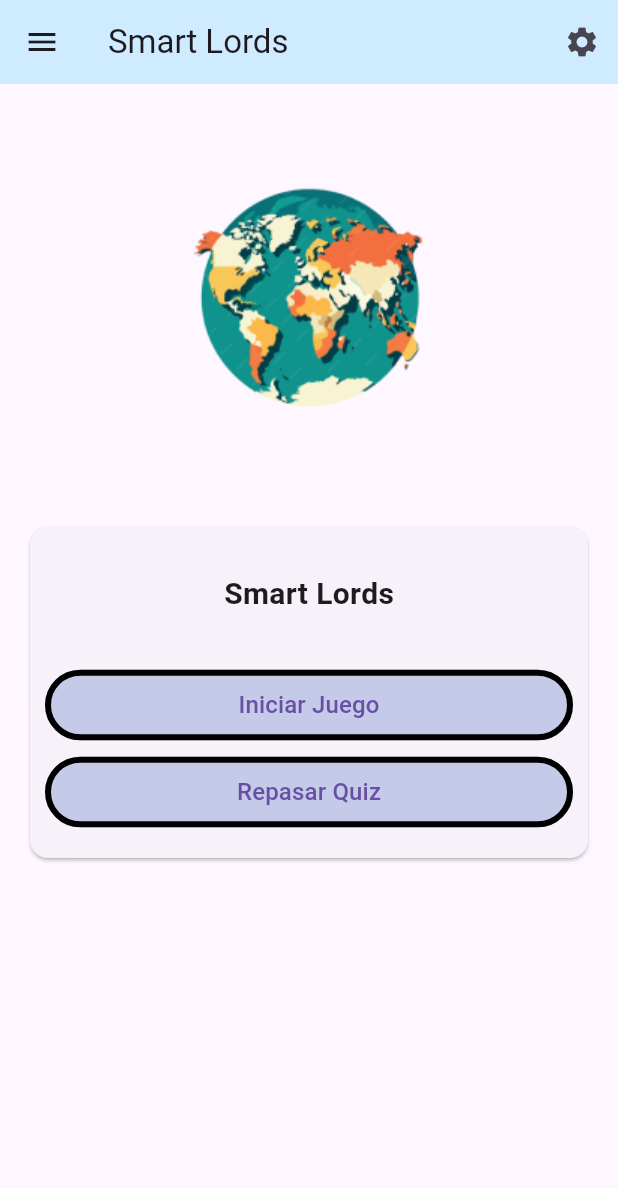
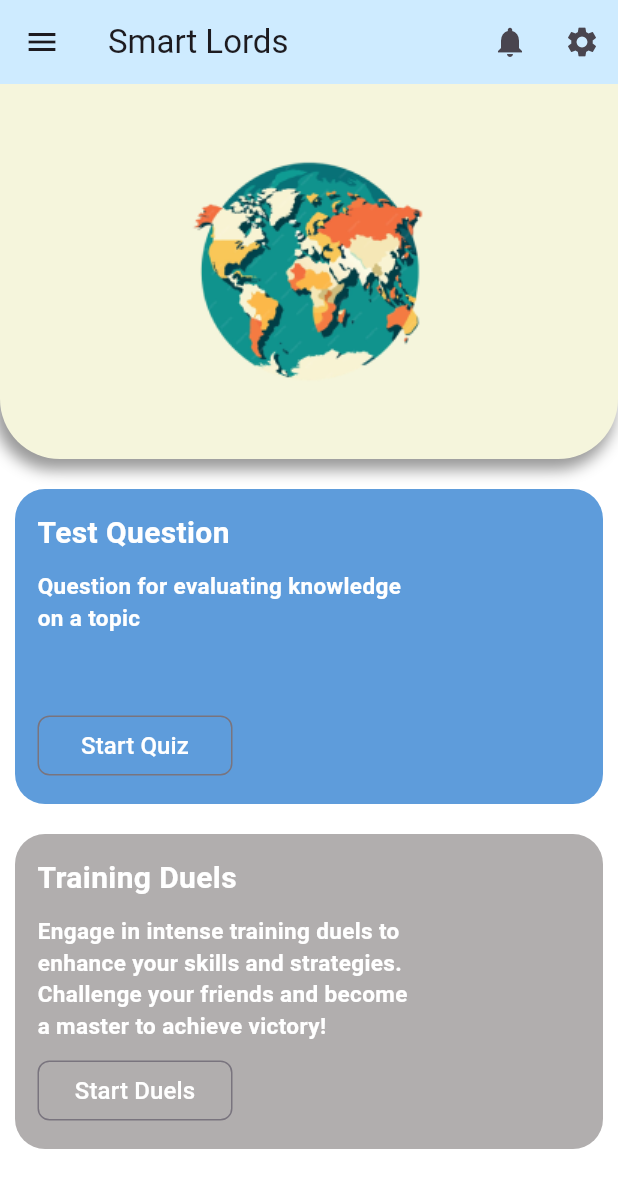
Before and after one commit to josejesus3/smart_lords, a Flutter app: the HomePage screen opened by its route, on a phone screen of 412 x 824 dp. Shown: the top 1188 px of the screen. Run offline on Flutter 3.47's test engine with Material 3 defaults, Android fonts, the light colour scheme and no system bars; our stand-ins replace animate_do.

Commit message:
menu home

```diff
--- a/lib/presentacion/screen/home_pages.dart
+++ b/lib/presentacion/screen/home_pages.dart
@@ -1,5 +1,3 @@
-import 'package:flutter/material.dart';
-
 import 'package:flutter/material.dart';
 
 class HomePage extends StatelessWidget {
@@ -7,11 +5,18 @@ class HomePage extends StatelessWidget {
 
   @override
   Widget build(BuildContext context) {
+    final size = MediaQuery.of(context).size;
+
     return Scaffold(
+      backgroundColor: Colors.white,
       appBar: AppBar(
         title: const Text('Smart Lords'),
         backgroundColor: const Color(0xFFCEEBFF),
         actions: [
+          IconButton(
+            onPressed: () {},
+            icon: const Icon(Icons.notifications),
+          ),
           IconButton(
             icon: const Icon(Icons.settings),
             onPressed: () {
@@ -24,72 +29,147 @@ class HomePage extends StatelessWidget {
         child: ListView(
           padding: EdgeInsets.zero,
           children: [
-            const DrawerHeader(
-              decoration: BoxDecoration(
-                color: const Color(0xFF80CBC4),
-              ),
-              child: Text(
-                'Menú Principal',
-                style: TextStyle(
-                  color: Colors.white,
-                  fontSize: 24,
+            SizedBox(
+              height: 280,
+              child: DrawerHeader(
+                decoration: const BoxDecoration(color: Color(0xFF80CBC4)),
+                child: Column(
+                  children: [
+                    const CircleAvatar(radius: 40),
+                    const SizedBox(height: 10),
+                    const Text('Nombre de Usuario'),
+                    const Text('Estado (Región)'),
+                    const SizedBox(height: 20),
+                    Row(
+                      mainAxisAlignment: MainAxisAlignment.center,
+                      children: List.generate(
+                        5,
+                        (index) => const Icon(Icons.flash_on,
+                            color: Colors.yellow, size: 30),
+                      ),
+                    ),
+                  ],
                 ),
               ),
             ),
-            ListTile(
-              leading: const Icon(Icons.person),
-              title: const Text('Perfil'),
-              onTap: () {
-                Navigator.pushNamed(context, '/profile-page');
-              },
-            ),
-            ListTile(
-              leading: const Icon(Icons.notifications),
-              title: const Text('Notificaciones'),
-              onTap: () {
-                Navigator.pushNamed(context, '/notifications-page');
-              },
-            ),
-            ListTile(
-              leading: const Icon(Icons.settings),
-              title: const Text('Configuración'),
-              onTap: () {
-                Navigator.pushNamed(context, '/settings-page');
-              },
-            ),
+            ..._buildDrawerItems(context),
           ],
         ),
       ),
-      body: Center(
+      body: Column(
+        children: [
+          _buildHeaderImage(size),
+          _buildQuizButton(
+              context,
+              size,
+              'Start Quiz',
+              'Test Question',
+              'Question for evaluating knowledge on a topic',
+              const Color.fromARGB(181, 28, 116, 204)),
+          _buildQuizButton(
+              context,
+              size,
+              'Start Duels',
+              'Training Duels',
+              'Engage in intense training duels to enhance your skills and strategies. Challenge your friends and become a master to achieve victory!',
+              const Color.fromARGB(255, 177, 174, 174)),
+        ],
+      ),
+    );
+  }
+
+  List<Widget> _buildDrawerItems(BuildContext context) {
+    return [
+      _buildDrawerItem(context, Icons.person, 'Editar Perfil', '/profile-page'),
+      _buildDrawerItem(
+          context, Icons.settings, 'Configuración', '/settings-page'),
+      _buildDrawerItem(context, Icons.chat, 'Chat', '/chat-page'),
+    ];
+  }
+
+  Widget _buildDrawerItem(
+      BuildContext context, IconData icon, String title, String route) {
+    return ListTile(
+      leading: Icon(icon),
+      title: Text(title),
+      onTap: () => Navigator.pushNamed(context, route),
+    );
+  }
+
+  Widget _buildHeaderImage(Size size) {
+    return Container(
+      width: size.width,
+      height: 250,
+      margin: const EdgeInsets.only(bottom: 10),
+      decoration: BoxDecoration(
+        color: const Color(0xFFF5F5DC),
+        borderRadius: const BorderRadius.only(
+            bottomLeft: Radius.circular(40), bottomRight: Radius.circular(40)),
+        boxShadow: [
+          BoxShadow(
+              color: Colors.black.withOpacity(0.4),
+              offset: const Offset(-3, 6),
+              blurRadius: 8,
+              spreadRadius: 1),
+        ],
+      ),
+      child: Image.asset('assets/mundo.png'),
+    );
+  }
+
+  Widget _buildQuizButton(BuildContext context, Size size, String label,
+      String title, String description, Color color) {
+    return Container(
+      width: size.width,
+      height: 210,
+      margin: const EdgeInsets.symmetric(horizontal: 10, vertical: 10),
+      decoration:
+          BoxDecoration(color: color, borderRadius: BorderRadius.circular(20)),
+      child: _buildOutlinedButton(
+          context, label, title, description, '/quiz-page'),
+    );
+  }
+
+  Widget _buildOutlinedButton(BuildContext context, String label, String title,
+      String description, String route) {
+    return Padding(
+      padding: const EdgeInsets.all(15.0),
+      child: SizedBox(
+        height: 170,
         child: Column(
+          crossAxisAlignment: CrossAxisAlignment.start,
           children: [
-            Container(
-              margin: const EdgeInsets.only(top: 60, bottom: 50),
-              child: Image.asset('assets/mundo.png'),
+            Text(title,
+                textAlign: TextAlign.center,
+                style: const TextStyle(
+                    color: Colors.white,
+                    fontSize: 20,
+                    fontWeight: FontWeight.bold)),
+            const SizedBox(height: 10),
+            Expanded(
+              child: Container(
+                width: 247,
+                child: Text(description,
+                    textAlign: TextAlign.left,
+                    style: const TextStyle(
+                        color: Colors.white,
+                        fontSize: 15,
+                        fontWeight: FontWeight.bold)),
+              ),
             ),
-            Card(
-              margin: const EdgeInsets.all(20),
-              child: ListView(
-                shrinkWrap: true,
-                padding: const EdgeInsets.all(10),
-                children: [
-                  Container(
-                    height: 50,
-                    margin: const EdgeInsets.only(top: 10, bottom: 25),
-                    child: const Center(
-                      child: Text(
-                        'Smart Lords',
-                        style: TextStyle(
-                          fontWeight: FontWeight.w600,
-                          fontSize: 20,
-                        ),
-                      ),
-                    ),
-                  ),
-                  _buildOutlinedButton(context, 'Iniciar Juego', '/quiz-page'),
-                  _buildOutlinedButton(
-                      context, 'Repasar Quiz', '/review-pages'),
-                ],
+            SizedBox(
+              width: 130,
+              child: OutlinedButton(
+                onPressed: () => Navigator.pushNamed(context, route),
+                style: OutlinedButton.styleFrom(
+                  shape: RoundedRectangleBorder(
+                      borderRadius: BorderRadius.circular(8)),
+                ),
+                child: Text(label,
+                    style: const TextStyle(
+                        color: Colors.white,
+                        fontSize: 16,
+                        fontWeight: FontWeight.w500)),
               ),
             ),
           ],
@@ -97,29 +177,4 @@ class HomePage extends StatelessWidget {
       ),
     );
   }
-
-  Widget _buildOutlinedButton(
-      BuildContext context, String label, String route) {
-    return Container(
-      margin: const EdgeInsets.only(bottom: 10),
-      child: OutlinedButton(
-        onPressed: () {
-          Navigator.pushNamed(context, route);
-        },
-        style: OutlinedButton.styleFrom(
-          backgroundColor: Colors.indigo.shade100,
-          elevation: 4,
-          side: const BorderSide(width: 4.0),
-          padding: const EdgeInsets.symmetric(vertical: 12),
-        ),
-        child: Text(
-          label,
-          style: const TextStyle(
-            fontSize: 16,
-            fontWeight: FontWeight.w500,
-          ),
-        ),
-      ),
-    );
-  }
 }
```
